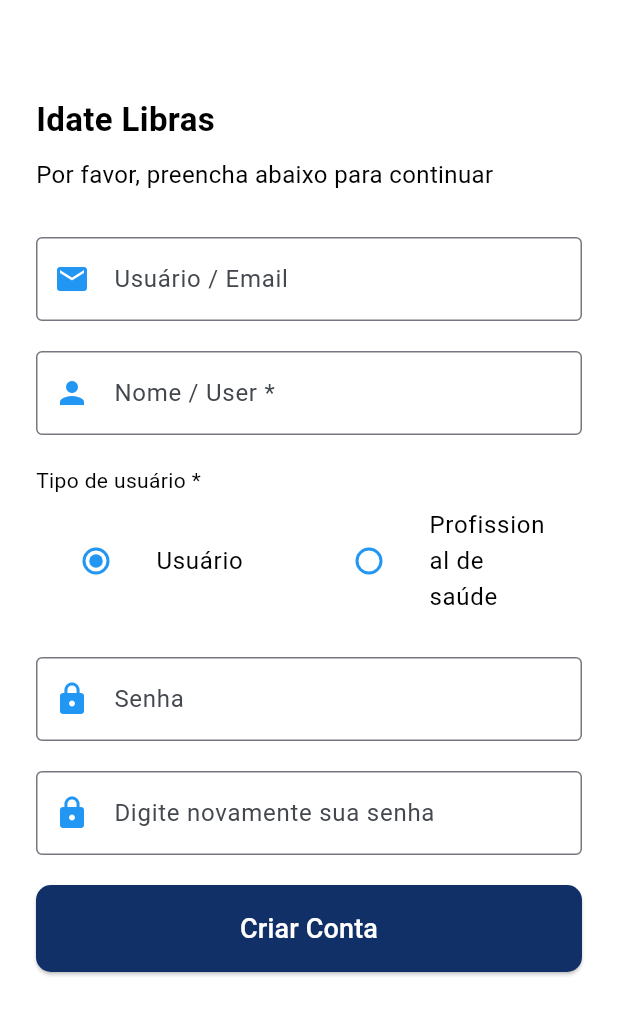
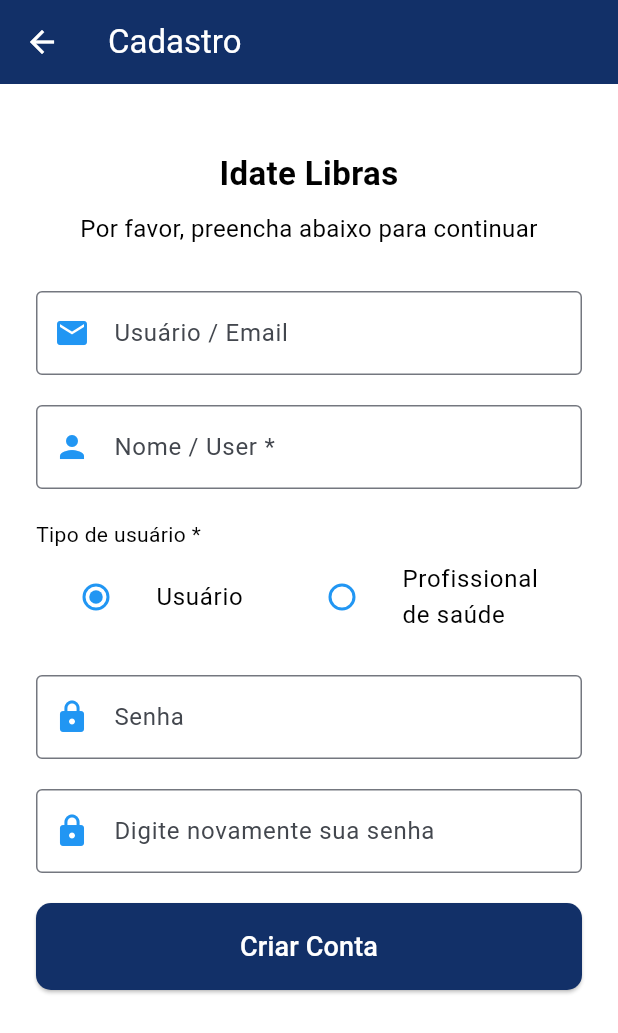
Before and after one commit to viniciusfurtado1/idate_libras, a Flutter app: the RegisterPage screen opened directly, on a phone screen of 412 x 824 dp. Shown: the top 1033 px of the screen. Run offline on Flutter 3.47's test engine with Material 3 defaults, Android fonts, the phone set to English and light mode, and no system bars; our stand-ins replace flick_video_player, google_fonts, shared_preferences, video_player; accounts and stored records are empty.

Commit message:
Botão de voltar na página de registro.

```diff
--- a/lib/register_page.dart
+++ b/lib/register_page.dart
@@ -1,5 +1,6 @@
 import 'package:flutter/material.dart';
 import 'success_page.dart';
+import 'welcome_page.dart'; // Certifique-se de que esta importação está correta
 
 class RegisterPage extends StatefulWidget {
   const RegisterPage({super.key});
@@ -32,6 +33,23 @@ class _RegisterPageState extends State<RegisterPage> {
   Widget build(BuildContext context) {
     return Scaffold(
       backgroundColor: const Color(0xFFFFFFFF),
+      appBar: AppBar(
+        backgroundColor: const Color(0xFF123068),
+        title: const Text(
+          "Cadastro",
+          style: TextStyle(color: Colors.white), // Define o texto do título como branco
+        ),
+        leading: IconButton(
+          icon: const Icon(Icons.arrow_back),
+          color: Colors.white, // Define a cor do ícone como branco
+          onPressed: () {
+            Navigator.pushReplacement(
+              context,
+              MaterialPageRoute(builder: (context) => const WelcomePage()),
+            );
+          },
+        ),
+      ),
       body: SafeArea(
         child: SingleChildScrollView(
           child: Padding(
@@ -41,7 +59,7 @@ class _RegisterPageState extends State<RegisterPage> {
               child: Column(
                 crossAxisAlignment: CrossAxisAlignment.stretch,
                 children: [
-                  const SizedBox(height: 40.0),
+                  const SizedBox(height: 20.0), // Ajuste a altura para posicionar "Idate Libras" mais acima
                   const Text(
                     'Idate Libras',
                     style: TextStyle(
@@ -49,6 +67,7 @@ class _RegisterPageState extends State<RegisterPage> {
                       fontWeight: FontWeight.bold,
                       color: Colors.black,
                     ),
+                    textAlign: TextAlign.center,
                   ),
                   const SizedBox(height: 10),
                   const Text(
@@ -57,6 +76,7 @@ class _RegisterPageState extends State<RegisterPage> {
                       fontSize: 16,
                       color: Colors.black,
                     ),
+                    textAlign: TextAlign.center,
                   ),
                   const SizedBox(height: 30),
                   // Campo de Email
@@ -120,7 +140,8 @@ class _RegisterPageState extends State<RegisterPage> {
                           ),
                         ),
                       ),
-                      Expanded(
+                      SizedBox(
+                        width: 200, // Define largura para ajustar o espaçamento
                         child: ListTile(
                           title: const Text(
                             'Profissional de saúde',
--- a/pubspec.yaml
+++ b/pubspec.yaml
@@ -65,7 +65,7 @@ dev_dependencies:
   # package. See that file for information about deactivating specific lint
   # rules and activating additional ones.
   flutter_lints: ^3.0.0
-  image_picker: ^0.8.6+3
+
 
 # For information on the generic Dart part of this file, see the
 # following page: https://dart.dev/tools/pub/pubspec
```
Also changed, not shown: pubspec.lock, 5 other files.
